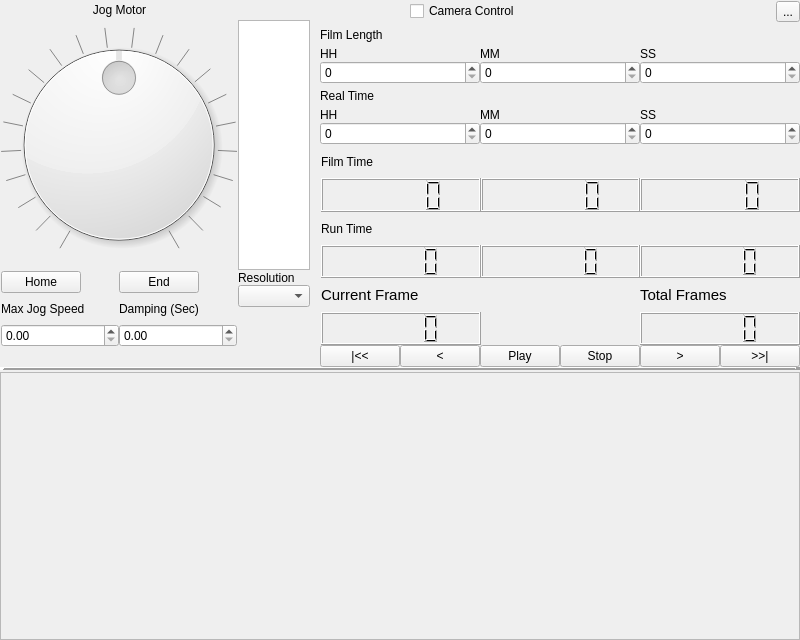
This is Graffik/gui/film/filmwindow.ui in DynamicPerception/Graffik_Legacy as Qt 5 draws it before an edit. The edited form follows.
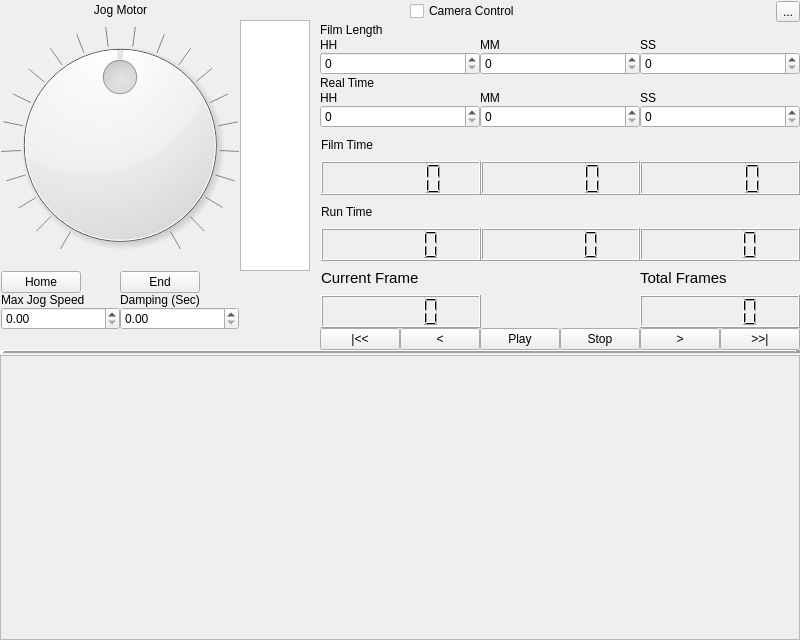
This is the edited form.

```diff
--- a/Graffik/gui/film/filmwindow.ui
+++ b/Graffik/gui/film/filmwindow.ui
@@ -183,7 +183,7 @@
          </item>
         </layout>
        </item>
-       <item row="1" column="3" rowspan="2">
+       <item row="1" column="3" rowspan="3">
         <widget class="QListView" name="devButtonList">
          <property name="enabled">
           <bool>true</bool>
@@ -248,33 +248,6 @@
          </property>
         </spacer>
        </item>
-       <item row="4" column="3">
-        <layout class="QGridLayout" name="gridLayout_8">
-         <item row="1" column="0">
-          <widget class="QComboBox" name="jogResCombo"/>
-         </item>
-         <item row="0" column="0">
-          <widget class="QLabel" name="jogResLabel">
-           <property name="text">
-            <string>Resolution</string>
-           </property>
-          </widget>
-         </item>
-         <item row="2" column="0">
-          <spacer name="verticalSpacer_3">
-           <property name="orientation">
-            <enum>Qt::Vertical</enum>
-           </property>
-           <property name="sizeHint" stdset="0">
-            <size>
-             <width>20</width>
-             <height>40</height>
-            </size>
-           </property>
-          </spacer>
-         </item>
-        </layout>
-       </item>
        <item row="5" column="0" colspan="4">
         <spacer name="horizontalSpacer_8">
          <property name="orientation">
```
